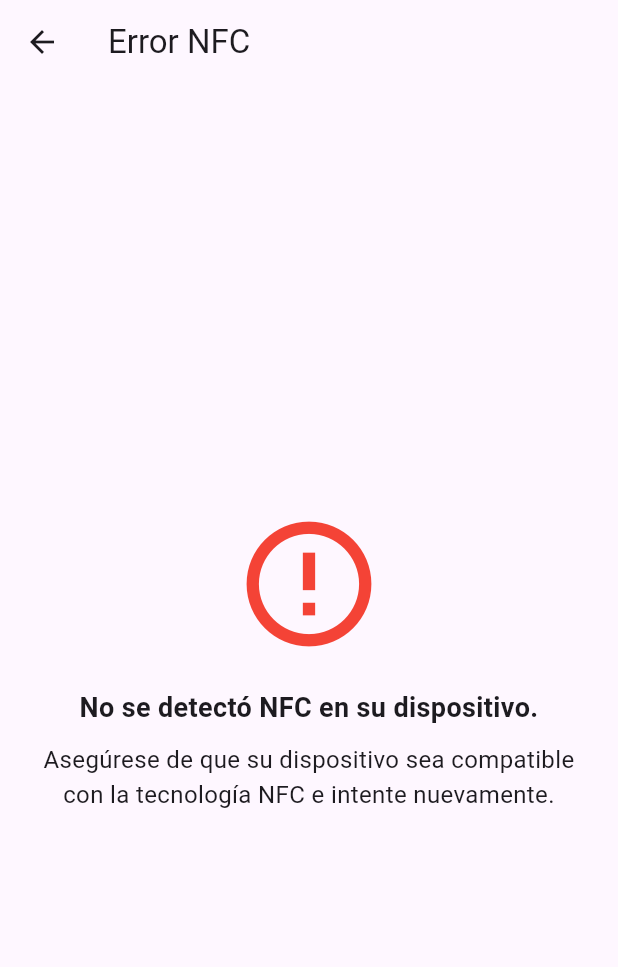
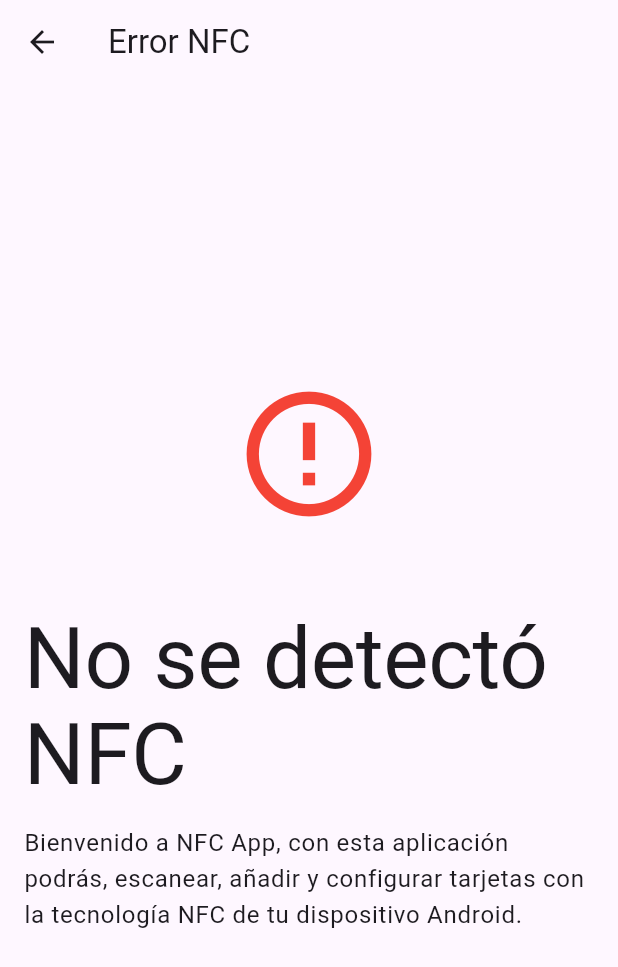
Before and after one commit to Kevinsansuor/NFC_GSE, a Flutter app: the ErrorNfcPage screen opened directly, on a phone screen of 412 x 824 dp. Shown: the top 967 px of the screen. Run offline on Flutter 3.47's test engine with Material 3 defaults, Android fonts, the phone set to English and light mode, and no system bars; our stand-ins replace google_fonts, logger; missing offline and left inert: nfc_manager.

Commit message:
Texto widgets

```diff
--- a/nfc_flutter_proyect/lib/pages/error_nfc/error_nfc_page.dart
+++ b/nfc_flutter_proyect/lib/pages/error_nfc/error_nfc_page.dart
@@ -1,4 +1,6 @@
 import 'package:flutter/material.dart';
+import 'package:nfc_flutter_proyect/widgets/body_text/body_text.dart';
+import 'package:nfc_flutter_proyect/widgets/h1_text/tittle_text.dart';
 
 class ErrorNfcPage extends StatelessWidget {
   const ErrorNfcPage({super.key});
@@ -9,7 +11,8 @@ class ErrorNfcPage extends StatelessWidget {
       appBar: AppBar(
         title: const Text('Error NFC'),
       ),
-      body: const Center(
+      body: const SafeArea(
+        child: Center(
           child: Padding(
             padding: EdgeInsets.all(16.0),
             child: Column(
@@ -21,18 +24,15 @@ class ErrorNfcPage extends StatelessWidget {
                   size: 100,
                 ),
                 SizedBox(height: 20),
-              Text(
-                'No se detectó NFC en su dispositivo.',
-                style: TextStyle(fontSize: 18, fontWeight: FontWeight.bold),
-                textAlign: TextAlign.center,
+                TittleText(
+                  text: 'No se detectó NFC',
                 ),
-              SizedBox(height: 10),
-              Text(
-                'Asegúrese de que su dispositivo sea compatible con la tecnología NFC e intente nuevamente.',
-                style: TextStyle(fontSize: 16),
-                textAlign: TextAlign.center,
+                BodyText(
+                  text:
+                      'Bienvenido a NFC App, con esta aplicación podrás, escanear, añadir y configurar tarjetas con la tecnología NFC de tu dispositivo Android.',
                 ),
               ],
+            ),
           ),
         ),
       ),
--- a/nfc_flutter_proyect/lib/widgets/body_text/body_text.dart
+++ b/nfc_flutter_proyect/lib/widgets/body_text/body_text.dart
@@ -15,17 +15,20 @@ class BodyText extends StatelessWidget {
   @override
   Widget build(BuildContext context) {
     final TextStyle defaultStyle =
-        Theme.of(context).textTheme.bodyLarge?.copyWith(height: 16) ??
-            const TextStyle(height: 1.0);
+        Theme.of(context).textTheme.bodyLarge ?? const TextStyle();
 
-    return SizedBox(
+    return Padding(
+      padding: const EdgeInsets.symmetric(horizontal: 0, vertical: 5),
+      child: SizedBox(
         width: double.infinity,
         child: Text(
           text,
           style: textStyle?.copyWith(
                   color: color,
-                height: 25 / (textStyle?.fontSize ?? defaultStyle.fontSize!)) ??
+                  height:
+                      25 / (textStyle?.fontSize ?? defaultStyle.fontSize!)) ??
               defaultStyle.copyWith(color: color),
+        ),
       ),
     );
   }
```
Lines whose indentation alone changed are shown as unchanged.
